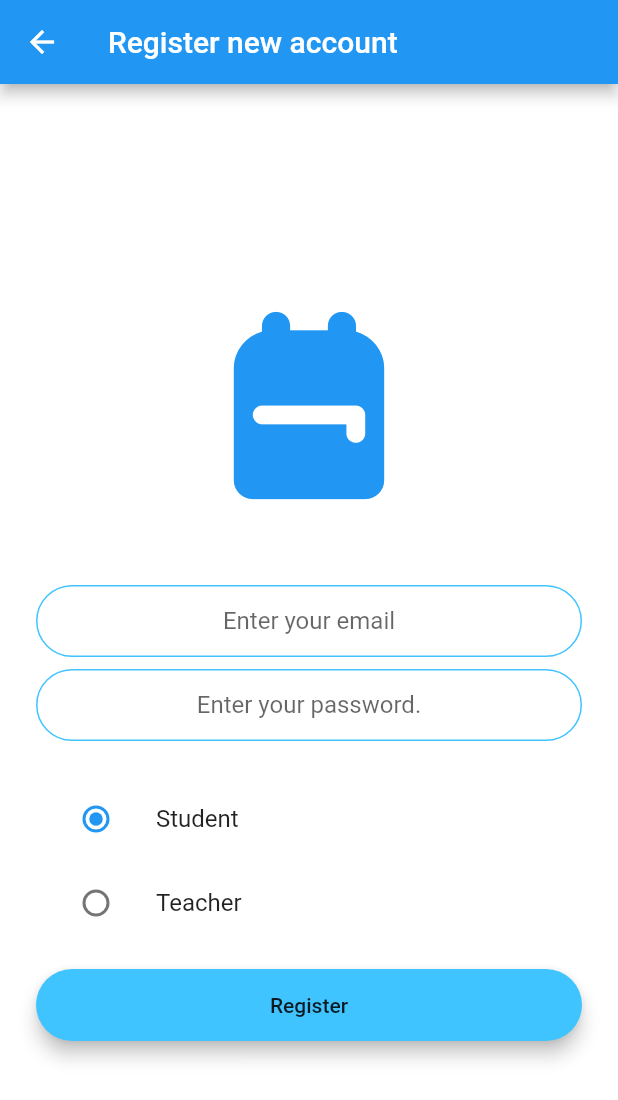
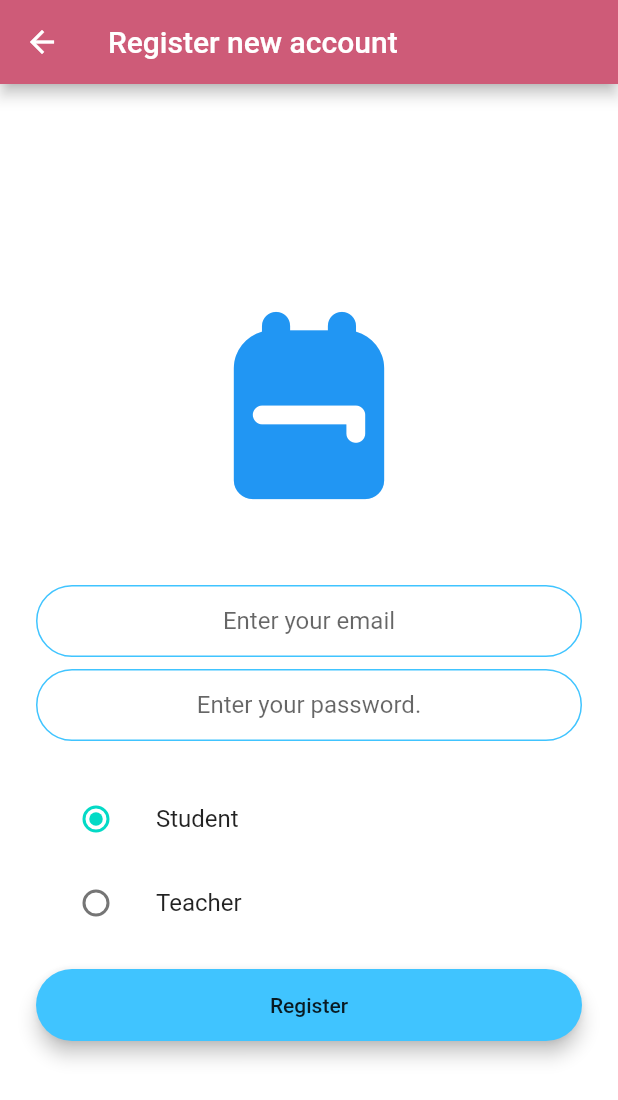
Before and after one commit to stoicadianaa/TutorApp, a Flutter app: the screen it shows after launch, after a tap on "Register", on a phone screen of 412 x 824 dp. Shown: the top 1100 px of the screen. Run offline on Flutter 3.47's test engine with Material 2 defaults, Android fonts, the phone set to English and light mode, and no system bars; our stand-ins replace cloud_firestore, firebase_auth, firebase_core, firebase_storage, flutter_rating_bar, image_picker; accounts and stored records are empty; network calls fail.

Commit message:
TUT-11: Implemented the theme in the app.

```diff
--- a/lib/main.dart
+++ b/lib/main.dart
@@ -6,6 +6,7 @@ import 'package:tutor_app/screens/main_screen.dart';
 import 'package:tutor_app/screens/students/student_history_of_courses.dart';
 import 'package:tutor_app/screens/tutors/profile_screen.dart';
 import 'package:tutor_app/screens/students/students_register_to_course.dart';
+import 'package:tutor_app/themes.dart';
 import 'screens/tutors/tutors_main_screen.dart';
 import 'screens/login_screen.dart';
 import 'screens/students/students_main_screen.dart';
@@ -26,9 +27,9 @@ class MyApp extends StatelessWidget {
   Widget build(BuildContext context) {
     return MaterialApp(
         title: 'Flutter Demo',
-        theme: ThemeData(
-          primarySwatch: Colors.blue,
-        ),
+        theme: MyThemes.lightTheme,
+        darkTheme: MyThemes.darkTheme,
+        themeMode: ThemeMode.light,
         home: const FirstScreen(),
         initialRoute: FirstScreen.id,
         routes: {
@@ -43,8 +44,6 @@ class MyApp extends StatelessWidget {
           RegisterToCourse.id: (context) => RegisterToCourse(),
           StudentHistory.id: (context) => StudentHistory(),
           TutorProfile.id: (context) => TutorProfile(),
-
-
         });
   }
 }
```
